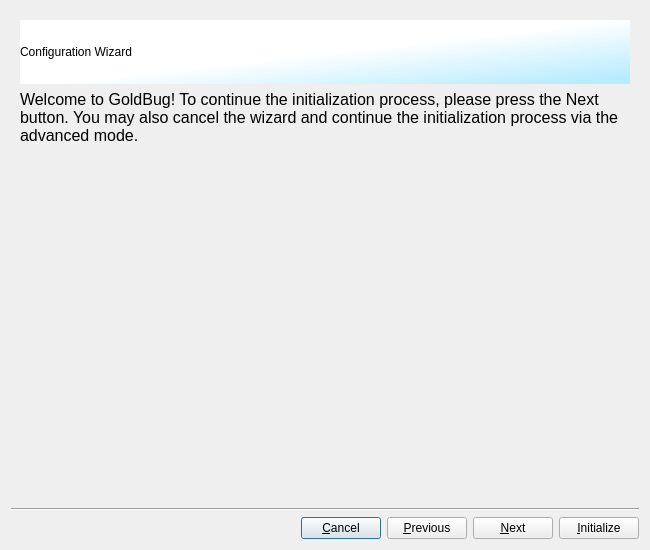
Old version of the form branches/trunk/GoldBug-UI/spot-on-wizard.ui in the repository textbrowser/spot-on.
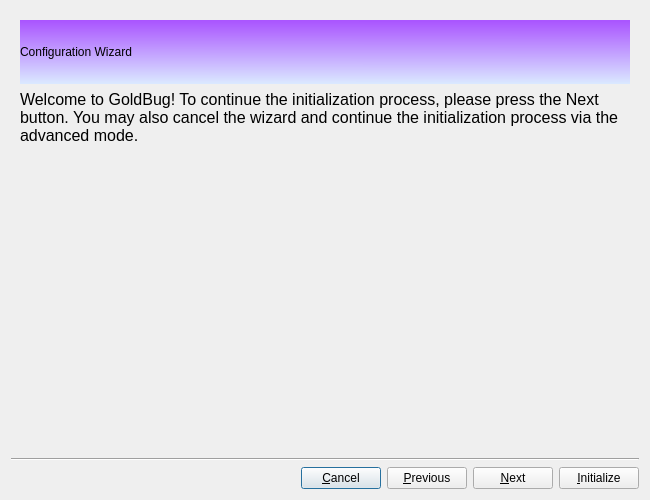
New version of the form. Icons and pictures are not drawn.

What changed in the file:
```diff
--- a/branches/trunk/GoldBug-UI/spot-on-wizard.ui
+++ b/branches/trunk/GoldBug-UI/spot-on-wizard.ui
@@ -7,7 +7,7 @@
     <x>0</x>
     <y>0</y>
     <width>650</width>
-    <height>550</height>
+    <height>500</height>
    </rect>
   </property>
   <property name="windowTitle">
@@ -36,7 +36,7 @@
             </size>
            </property>
            <property name="styleSheet">
-            <string notr="true">background-color: qlineargradient(spread:pad, x1:0.968, y1:0.932, x2:0.513, y2:0.5, stop:0 rgba(183, 235, 255, 255), stop:1 rgba(255, 255, 255, 255));</string>
+            <string notr="true">background-color: qlineargradient(spread:reflect, x1:0.023, y1:0.988636, x2:0.028, y2:0.011, stop:0 rgba(218, 232, 255, 255), stop:1 rgba(170, 85, 255, 255));</string>
            </property>
            <property name="text">
             <string>Configuration Wizard</string>
@@ -46,8 +46,6 @@
         </layout>
        </item>
        <item>
-        <layout class="QVBoxLayout" name="verticalLayout_3">
-         <item>
           <widget class="QLabel" name="label">
            <property name="font">
             <font>
@@ -63,7 +61,7 @@
           </widget>
          </item>
          <item>
-          <spacer name="verticalSpacer_2">
+        <spacer name="verticalSpacer">
            <property name="orientation">
             <enum>Qt::Vertical</enum>
            </property>
@@ -74,8 +72,6 @@
             </size>
            </property>
           </spacer>
-         </item>
-        </layout>
        </item>
       </layout>
      </widget>
```
Left out of the diff: 61 changed lines with no effect on the pictures. Lines whose indentation alone changed are shown as unchanged.
